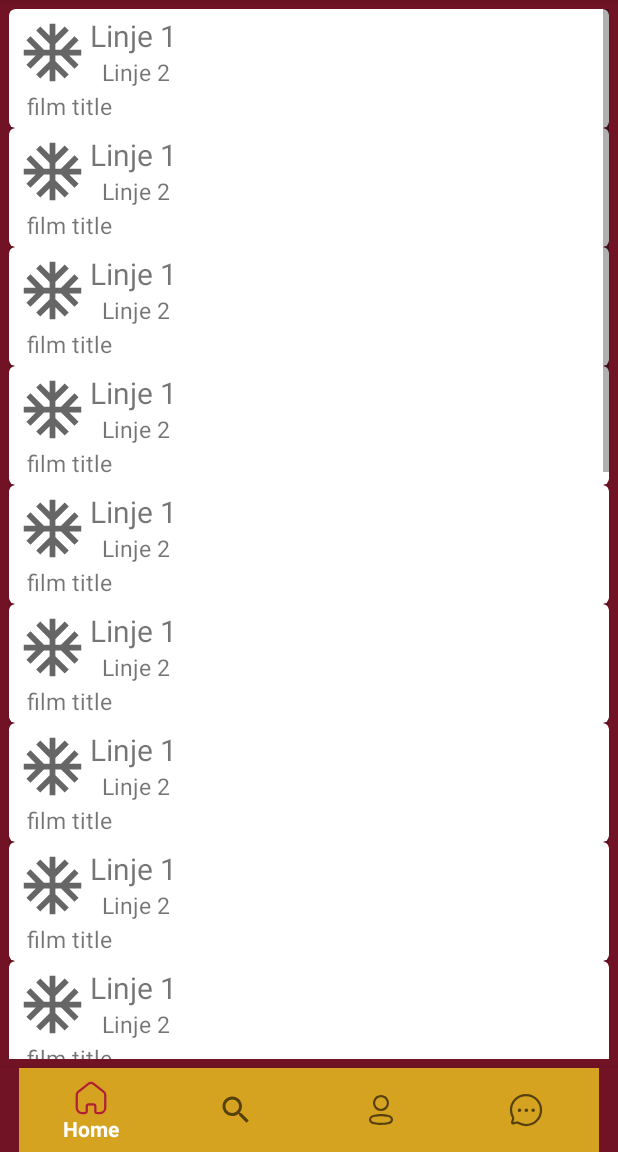
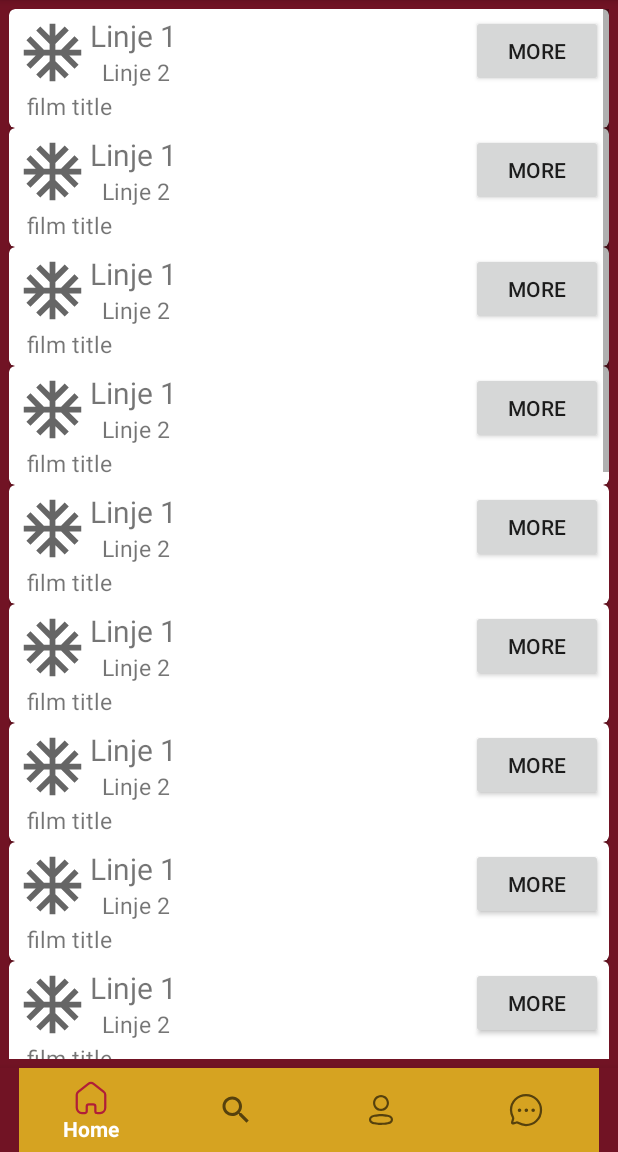
Before and after one commit to Idkirsch/filmVenner, an Android app: the fragment ProfilWantToWatch placed in its activity, on a phone screen of 412 x 824 dp, the part 84-1236 px from its top. Run offline under Robolectric (Android 15) with nearby library versions, the phone set to English and light mode, and no system bars; our stand-ins replace Firebase (no records; nobody signed in at launch, a user with empty details on screens opened directly), Volley; network calls fail.

Commit message:
tilføjet knap "more"

```diff
--- a/app/src/main/res/layout/listmovie_item.xml
+++ b/app/src/main/res/layout/listmovie_item.xml
@@ -46,6 +46,15 @@
             android:layout_marginLeft="8dp"
             android:id="@+id/listTV3"/>
 
+        <Button
+            android:id="@+id/moreButton"
+            android:layout_width="wrap_content"
+            android:layout_height="wrap_content"
+            android:layout_alignParentRight="true"
+            android:text="more"
+
+            />
+
 
     </RelativeLayout>
 
```
